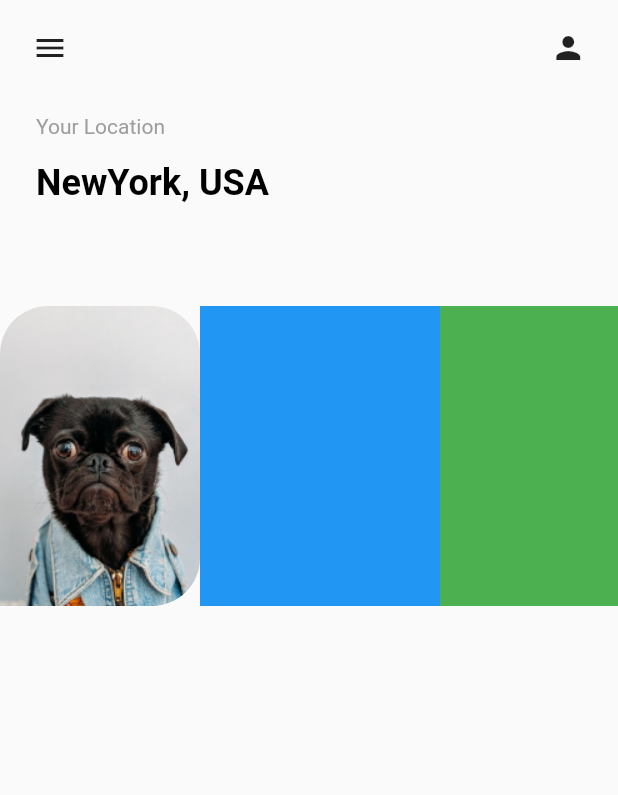
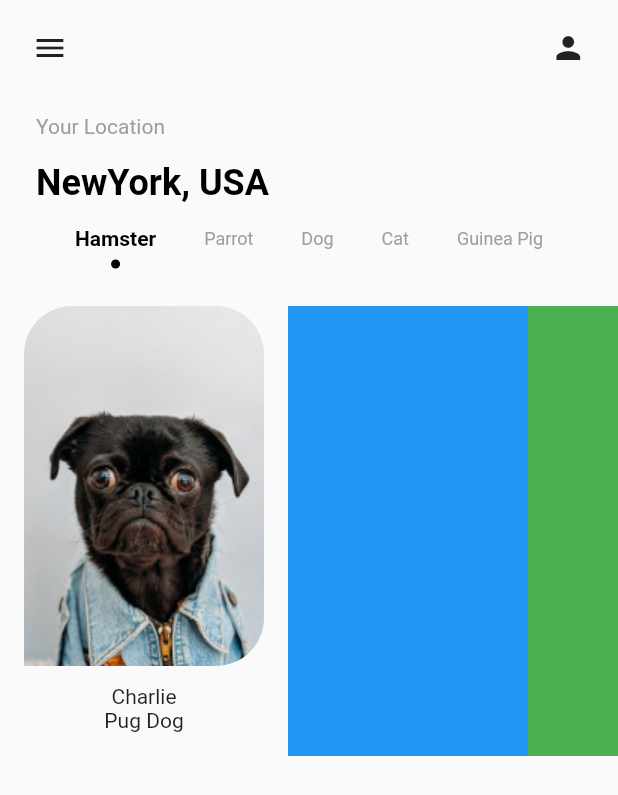
Before and after one commit to EhsanTgv/PetAdoption_Demo, a Flutter app: the screen it shows after launch, on a phone screen of 412 x 824 dp. Shown: the top 795 px of the screen. Run offline on Flutter 3.47's test engine with Material 2 defaults, Android fonts, the phone set to English and light mode, and no system bars.

Commit message:
HomePage Text added to the List

```diff
--- a/lib/screens/home_screen.dart
+++ b/lib/screens/home_screen.dart
@@ -107,18 +107,26 @@ class _HomePageState extends State<HomePage> {
   Widget petListWidget() {
     return Container(
       margin: EdgeInsets.symmetric(vertical: 20.0),
-      height: 200.0,
+      height: 300.0,
       child: ListView(
         scrollDirection: Axis.horizontal,
         children: <Widget>[
           Container(
-            child: ClipRRect(
+            margin: EdgeInsets.only(left: 16.0, right: 16.0),
+            child: Column(
+              children: <Widget>[
+                ClipRRect(
                   child: Image.asset("assets/dog_1.png"),
                   borderRadius: BorderRadius.only(
                     topRight: Radius.circular(32.0),
                     topLeft: Radius.circular(32.0),
                     bottomRight: Radius.circular(32.0),
                   ),
+                ),
+                SizedBox(height: 12),
+                Text("Charlie"),
+                Text("Pug Dog"),
+              ],
             ),
           ),
           Container(
```
Lines whose indentation alone changed are shown as unchanged.
